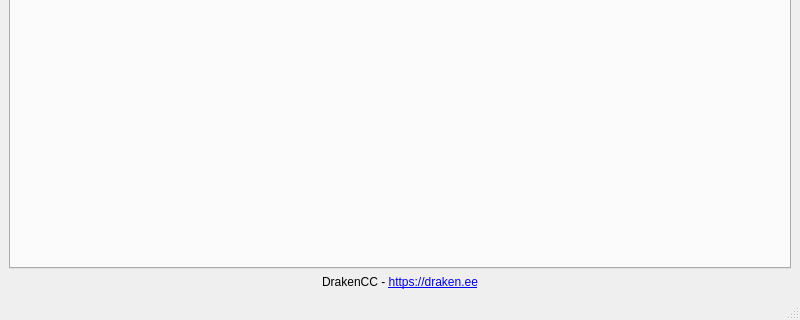
First picture: the form in gui/client.ui, repository hmikihth/DrakenCC, before the edit; both pictures show x 0 to 800 and y 311 to 631 of the 800 by 631 pixel window.
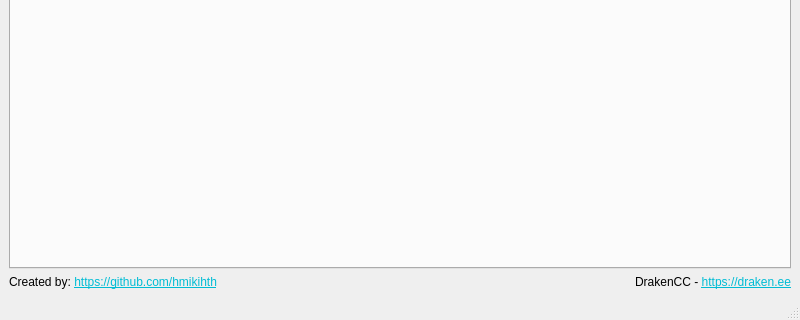
Second picture: the form after the edit. Icons and pictures are not drawn.

```diff
--- a/gui/client.ui
+++ b/gui/client.ui
@@ -64,15 +64,48 @@
      </widget>
     </item>
     <item>
+     <layout class="QHBoxLayout" name="horizontalLayout_2">
+      <item>
      <widget class="QLabel" name="label">
       <property name="text">
-       <string>DrakenCC - &lt;a href=&quot;https://draken.ee&quot;&gt;https://draken.ee&lt;/a&gt;</string>
+         <string>&lt;html&gt;&lt;head/&gt;&lt;body&gt;&lt;p&gt;Created by: &lt;a href=&quot;https://github.com/hmikihth&quot;&gt;&lt;span style=&quot; text-decoration: underline; color:#00bcd4;&quot;&gt;https://github.com/hmikihth&lt;/span&gt;&lt;/a&gt;&lt;/p&gt;&lt;/body&gt;&lt;/html&gt;</string>
+        </property>
+       </widget>
+      </item>
+      <item>
+       <widget class="QLabel" name="label_4">
+        <property name="minimumSize">
+         <size>
+          <width>40</width>
+          <height>0</height>
+         </size>
+        </property>
+        <property name="maximumSize">
+         <size>
+          <width>40</width>
+          <height>16777215</height>
+         </size>
+        </property>
+        <property name="text">
+         <string>&lt;html&gt;&lt;head/&gt;&lt;body&gt;&lt;p&gt;&lt;img height=30 src=&quot;:/Logo/DrakenLogo.png&quot;/&gt;&lt;a href=&quot;https://draken.ee&quot;&gt;&lt;/p&gt;&lt;/body&gt;&lt;/html&gt;</string>
       </property>
       <property name="alignment">
        <set>Qt::AlignCenter</set>
       </property>
      </widget>
     </item>
+      <item>
+       <widget class="QLabel" name="label_2">
+        <property name="text">
+         <string>&lt;p&gt;DrakenCC - &lt;span style=&quot; text-decoration: underline; color:#00bcd4;&quot;&gt;https://draken.ee&lt;/span&gt;&lt;/a&gt;&lt;/p&gt;</string>
+        </property>
+        <property name="alignment">
+         <set>Qt::AlignRight|Qt::AlignTrailing|Qt::AlignVCenter</set>
+        </property>
+       </widget>
+      </item>
+     </layout>
+    </item>
    </layout>
   </widget>
   <widget class="QMenuBar" name="menubar">
```
Left out of the diff: 4 changed lines with no effect on the pictures. Lines whose indentation alone changed are shown as unchanged.
